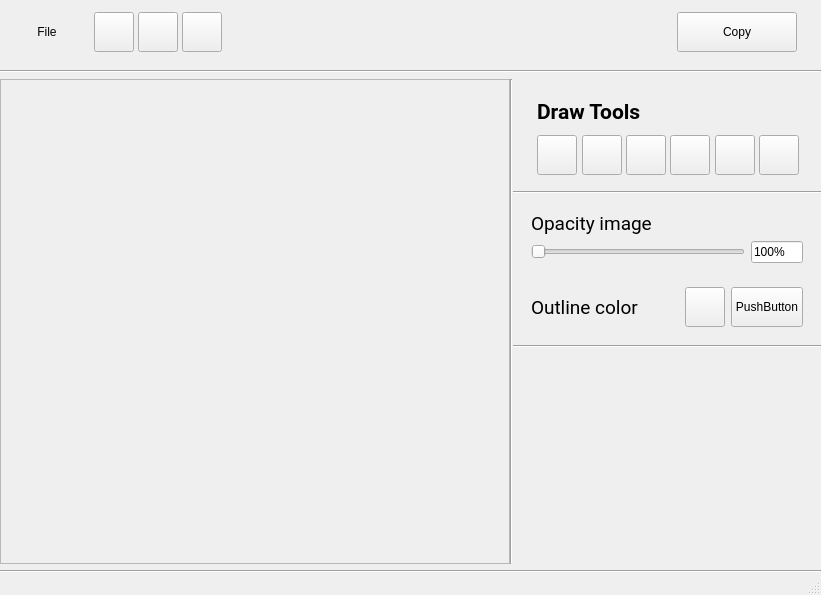
Qt form MainWindow.ui (gigizashagy/PhotoEditor) before a commit.
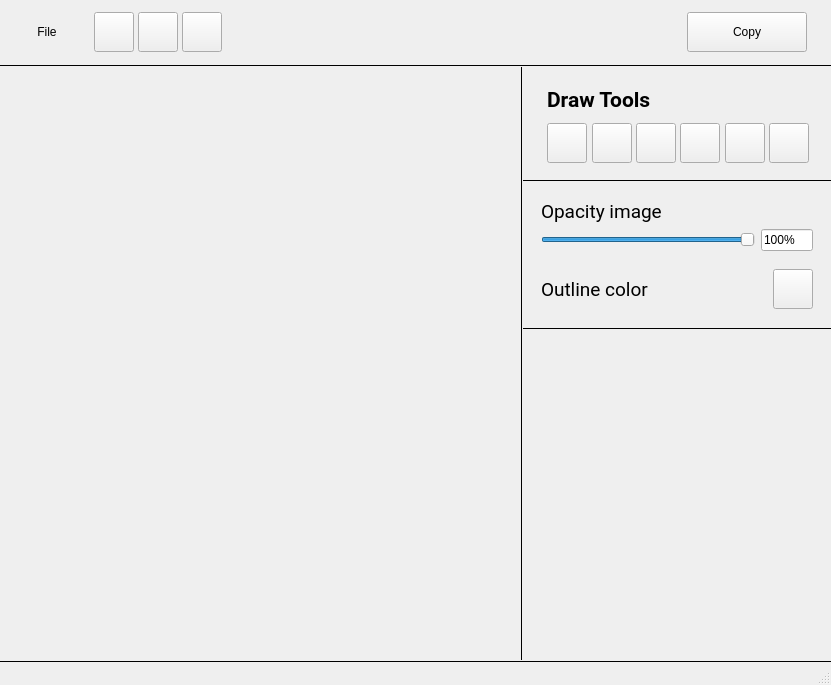
The same form after that commit. Icons and pictures are not drawn.

Commit message: add ColorPickButton adjust stylesheets

Diff of the .ui file:
```diff
--- a/MainWindow.ui
+++ b/MainWindow.ui
@@ -6,8 +6,8 @@
    <rect>
     <x>0</x>
     <y>0</y>
-    <width>821</width>
-    <height>595</height>
+    <width>831</width>
+    <height>685</height>
    </rect>
   </property>
   <property name="windowTitle">
@@ -15,6 +15,9 @@
   </property>
   <widget class="QWidget" name="centralwidget">
    <layout class="QVBoxLayout" name="verticalLayout_7">
+    <property name="spacing">
+     <number>0</number>
+    </property>
     <property name="leftMargin">
      <number>0</number>
     </property>
@@ -28,7 +31,7 @@
      <number>0</number>
     </property>
     <item>
-     <widget class="QWidget" name="widget" native="true">
+     <widget class="QWidget" name="HeaderWidget" native="true">
       <property name="minimumSize">
        <size>
         <width>0</width>
@@ -231,6 +234,9 @@
     </item>
     <item>
      <widget class="Line" name="line_2">
+      <property name="frameShadow">
+       <enum>QFrame::Plain</enum>
+      </property>
       <property name="orientation">
        <enum>Qt::Horizontal</enum>
       </property>
@@ -243,6 +249,15 @@
       </property>
       <item>
        <widget class="QScrollArea" name="scrollArea">
+        <property name="frameShape">
+         <enum>QFrame::NoFrame</enum>
+        </property>
+        <property name="frameShadow">
+         <enum>QFrame::Sunken</enum>
+        </property>
+        <property name="lineWidth">
+         <number>0</number>
+        </property>
         <property name="sizeAdjustPolicy">
          <enum>QAbstractScrollArea::AdjustToContents</enum>
         </property>
@@ -253,14 +268,63 @@
          <set>Qt::AlignCenter</set>
         </property>
         <widget class="QWidget" name="scrollAreaWidgetContents">
+         <property name="enabled">
+          <bool>true</bool>
+         </property>
          <property name="geometry">
           <rect>
-           <x>0</x>
-           <y>0</y>
-           <width>502</width>
-           <height>460</height>
+           <x>35</x>
+           <y>42</y>
+           <width>445</width>
+           <height>507</height>
           </rect>
          </property>
+         <property name="sizePolicy">
+          <sizepolicy hsizetype="Maximum" vsizetype="Maximum">
+           <horstretch>0</horstretch>
+           <verstretch>0</verstretch>
+          </sizepolicy>
+         </property>
+         <property name="maximumSize">
+          <size>
+           <width>445</width>
+           <height>507</height>
+          </size>
+         </property>
+         <widget class="QWidget" name="verticalLayoutWidget">
+          <property name="geometry">
+           <rect>
+            <x>10</x>
+            <y>10</y>
+            <width>1656</width>
+            <height>928</height>
+           </rect>
+          </property>
+          <layout class="QVBoxLayout" name="verticalLayout">
+           <property name="spacing">
+            <number>0</number>
+           </property>
+           <item>
+            <widget class="QLabel" name="label">
+             <property name="sizePolicy">
+              <sizepolicy hsizetype="Maximum" vsizetype="Maximum">
+               <horstretch>0</horstretch>
+               <verstretch>0</verstretch>
+              </sizepolicy>
+             </property>
+             <property name="text">
+              <string/>
+             </property>
+             <property name="pixmap">
+              <pixmap>testimage.jpg</pixmap>
+             </property>
+             <property name="alignment">
+              <set>Qt::AlignCenter</set>
+             </property>
+            </widget>
+           </item>
+          </layout>
+         </widget>
         </widget>
        </widget>
       </item>
@@ -268,6 +332,18 @@
        <layout class="QVBoxLayout" name="verticalLayout_3">
         <item>
          <widget class="Line" name="line_3">
+          <property name="minimumSize">
+           <size>
+            <width>0</width>
+            <height>0</height>
+           </size>
+          </property>
+          <property name="frameShadow">
+           <enum>QFrame::Plain</enum>
+          </property>
+          <property name="lineWidth">
+           <number>1</number>
+          </property>
           <property name="orientation">
            <enum>Qt::Vertical</enum>
           </property>
@@ -280,14 +356,14 @@
         <item>
          <widget class="QWidget" name="widget_2" native="true">
           <property name="sizePolicy">
-           <sizepolicy hsizetype="Fixed" vsizetype="Preferred">
+           <sizepolicy hsizetype="Preferred" vsizetype="Preferred">
             <horstretch>0</horstretch>
             <verstretch>0</verstretch>
            </sizepolicy>
           </property>
           <property name="minimumSize">
            <size>
-            <width>308</width>
+            <width>0</width>
             <height>112</height>
            </size>
           </property>
@@ -499,6 +575,12 @@
         </item>
         <item>
          <widget class="Line" name="Line_2">
+          <property name="frameShadow">
+           <enum>QFrame::Plain</enum>
+          </property>
+          <property name="lineWidth">
+           <number>1</number>
+          </property>
           <property name="orientation">
            <enum>Qt::Horizontal</enum>
           </property>
@@ -514,7 +596,7 @@
           </property>
           <property name="minimumSize">
            <size>
-            <width>308</width>
+            <width>0</width>
             <height>0</height>
            </size>
           </property>
@@ -525,6 +607,9 @@
            </size>
           </property>
           <layout class="QVBoxLayout" name="verticalLayout_5">
+           <property name="spacing">
+            <number>0</number>
+           </property>
            <item>
             <widget class="QWidget" name="widget" native="true">
              <layout class="QVBoxLayout" name="verticalLayout_6">
@@ -545,6 +630,9 @@
                <layout class="QHBoxLayout" name="horizontalLayout_6">
                 <item>
                  <widget class="QSlider" name="OpacitySlider">
+                  <property name="value">
+                   <number>99</number>
+                  </property>
                   <property name="orientation">
                    <enum>Qt::Horizontal</enum>
                   </property>
@@ -578,7 +666,7 @@
             </widget>
            </item>
            <item>
-            <widget class="QWidget" name="widget_2" native="true">
+            <widget class="QWidget" name="OutlineWidget" native="true">
              <layout class="QHBoxLayout" name="horizontalLayout_7">
               <item>
                <widget class="QLabel" name="OutlineColorLabel">
@@ -635,25 +723,6 @@
                 </property>
                </widget>
               </item>
-              <item>
-               <widget class="QPushButton" name="ColorButton">
-                <property name="minimumSize">
-                 <size>
-                  <width>72</width>
-                  <height>40</height>
-                 </size>
-                </property>
-                <property name="maximumSize">
-                 <size>
-                  <width>72</width>
-                  <height>40</height>
-                 </size>
-                </property>
-                <property name="text">
-                 <string>PushButton</string>
-                </property>
-               </widget>
-              </item>
              </layout>
             </widget>
            </item>
@@ -661,7 +730,13 @@
          </widget>
         </item>
         <item>
-         <widget class="Line" name="line">
+         <widget class="Line" name="Line">
+          <property name="frameShadow">
+           <enum>QFrame::Plain</enum>
+          </property>
+          <property name="lineWidth">
+           <number>1</number>
+          </property>
           <property name="orientation">
            <enum>Qt::Horizontal</enum>
           </property>
@@ -686,6 +761,9 @@
     </item>
     <item>
      <widget class="Line" name="line_4">
+      <property name="frameShadow">
+       <enum>QFrame::Plain</enum>
+      </property>
       <property name="orientation">
        <enum>Qt::Horizontal</enum>
       </property>
```
Left out of the diff: 14 changed lines with no effect on the pictures. The commit also changes 10 other files.
